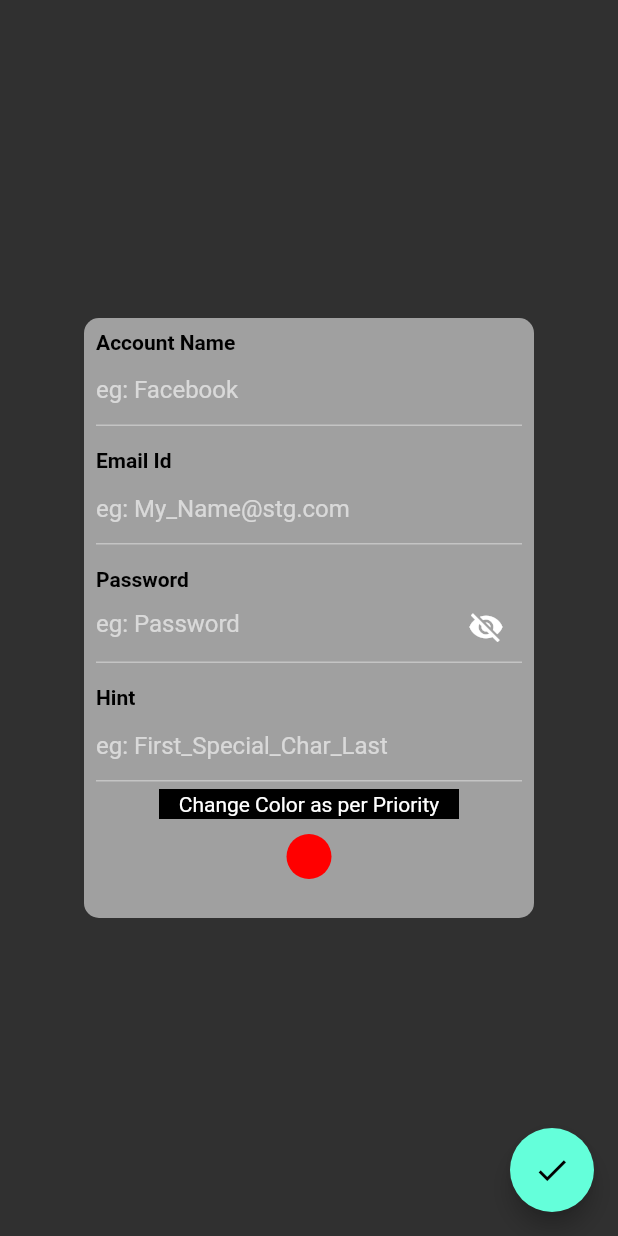
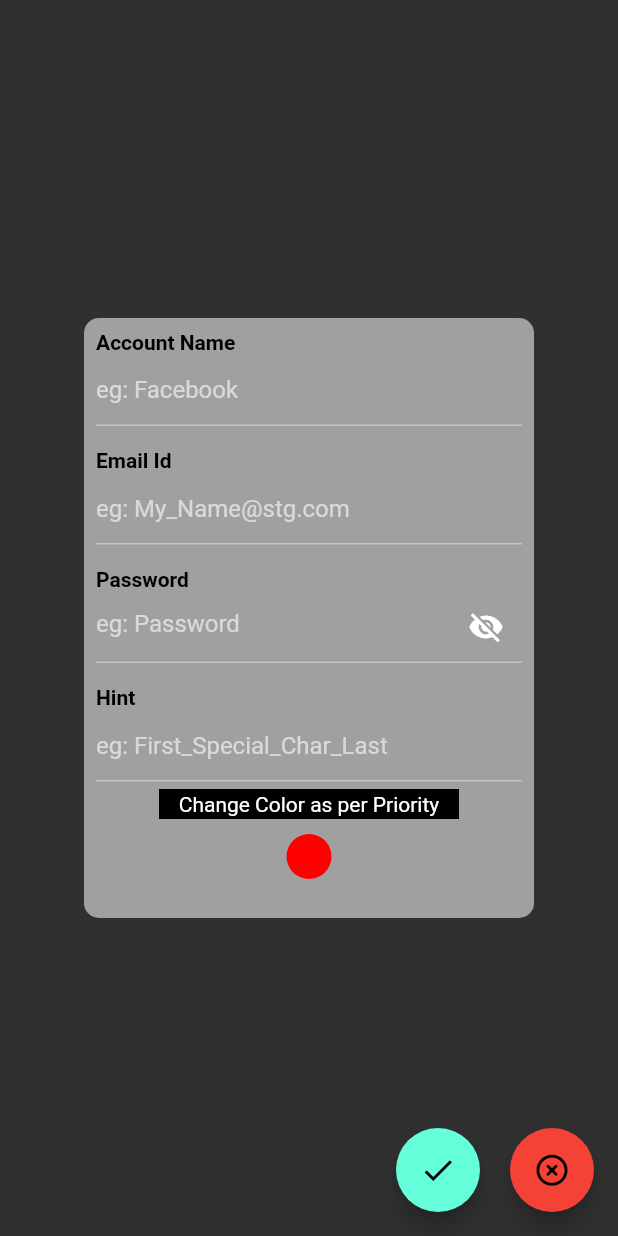
Before and after one commit to stg17reigns/Pass-Keyper, a Flutter app: the GroupPage screen opened by its route, on a phone screen of 412 x 824 dp. Run offline on Flutter 3.47's test engine with Material 2 defaults, Android fonts, the phone set to English and light mode, and no system bars; our stand-ins replace custom_navigation_bar, flutter_colorpicker, get, hive, hive_flutter; accounts and stored records are empty.

Commit message:
herotag in floatingactionbutton

```diff
--- a/pass_keyper/lib/Controllers/navbar_controller.dart
+++ b/pass_keyper/lib/Controllers/navbar_controller.dart
@@ -2,7 +2,7 @@ import 'package:get/get.dart';
 
 class NavBarConteroller extends GetxController {
   var index = 0.obs;
-  var badgeConuter = 0.obs;
+  var badgeConuter = 0.obs; //should be persistent
 
   void incIndex(int navindex) {
     index.value = navindex;
--- a/pass_keyper/lib/Pages/group_page.dart
+++ b/pass_keyper/lib/Pages/group_page.dart
@@ -176,7 +176,11 @@ class GroupPage extends StatelessWidget {
           ),
         ),
       ),
-      floatingActionButton: FloatingActionButton(
+      floatingActionButton: Row(
+        mainAxisAlignment: MainAxisAlignment.end,
+        children: [
+          FloatingActionButton(
+            heroTag: 'Save',
             onPressed: () {
               //not done until every field filed otherwise not add to hive
               final box = Boxes.getAccounts();
@@ -189,6 +193,7 @@ class GroupPage extends StatelessWidget {
                 ..createdDate = DateTime.now();
               box.add(account);
               // box.clear();
+              //do this at start of the page
               indexhandler.badgeConuter.value = box.length;
               print(box.get('A1')?.colorTag);
               print(Boxes.getAccounts());
@@ -202,6 +207,24 @@ class GroupPage extends StatelessWidget {
               color: Colors.black,
             ),
           ),
+          SizedBox(
+            width: 20,
+          ),
+          FloatingActionButton(
+            heroTag: 'Go_back',
+            backgroundColor: Colors.red,
+            onPressed: () {
+              Get.toNamed('/home');
+              return;
+            },
+            child: const Icon(
+              Icons.highlight_remove_rounded,
+              size: 25,
+              color: Colors.black,
+            ),
+          ),
+        ],
+      ),
     );
   }
 }
```
Lines whose indentation alone changed are shown as unchanged.
